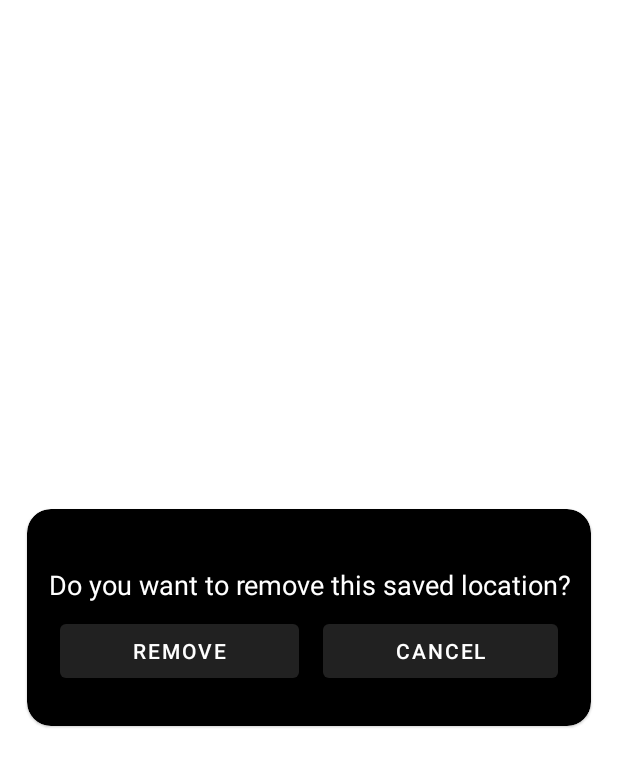
After one commit to MorPfa/VibeCast, an Android app: the layout confirm_delete_dialog.xml on its own in the app's theme, with its tools: preview values and no code run, on a phone screen of 412 x 824 dp. The commit adds this screen. Shown: the top 767 px of the screen. Run offline under Robolectric (Android 15) with nearby library versions, the phone set to English and light mode, and no system bars.

Commit message:
Implemented custom dialog for saved locations removal

```diff
--- /dev/null
+++ b/app/src/main/res/layout/confirm_delete_dialog.xml
@@ -0,0 +1,56 @@
+<?xml version="1.0" encoding="utf-8"?>
+
+<com.google.android.material.circularreveal.cardview.CircularRevealCardView
+    xmlns:android="http://schemas.android.com/apk/res/android"
+    android:layout_width="wrap_content"
+    android:layout_height="wrap_content"
+    xmlns:app="http://schemas.android.com/apk/res-auto"
+    app:cardBackgroundColor="@color/black"
+    app:cardCornerRadius="16dp"
+    android:layout_gravity="center"
+    android:id="@+id/dialog_card"
+    >
+
+    <LinearLayout
+        android:layout_width="wrap_content"
+        android:layout_height="wrap_content"
+        android:orientation="vertical"
+        android:layout_gravity="center"
+        android:padding="14dp"
+        android:layout_marginVertical="12dp"
+        >
+
+        <TextView
+            android:layout_width="match_parent"
+            android:layout_height="wrap_content"
+            android:layout_marginTop="12dp"
+            android:text="Do you want to remove this saved location?"
+            android:textSize="18sp"
+            android:textAlignment="center"
+            android:textColor="@color/white"/>
+
+        <LinearLayout
+            android:layout_width="match_parent"
+            android:layout_height="wrap_content"
+            android:layout_marginTop="8dp"
+            android:orientation="horizontal" >
+
+       <com.google.android.material.button.MaterialButton
+           android:id="@+id/removeBtn"
+           android:layout_width="wrap_content"
+           android:layout_height="wrap_content"
+           android:layout_weight="1"
+           android:layout_marginHorizontal="8dp"
+           android:text="Remove"/>
+
+        <com.google.android.material.button.MaterialButton
+            android:id="@+id/cancelBtn"
+            android:layout_width="wrap_content"
+            android:layout_height="wrap_content"
+            android:layout_weight="1"
+            android:layout_marginHorizontal="8dp"
+            android:text="Cancel"/>
+        </LinearLayout>
+    </LinearLayout>
+
+</com.google.android.material.circularreveal.cardview.CircularRevealCardView>
```
Also changed, not shown: app/src/main/java/app/vibecast/presentation/navigation/AccountFragment.kt (+45 -2 lines), 1 other file.
